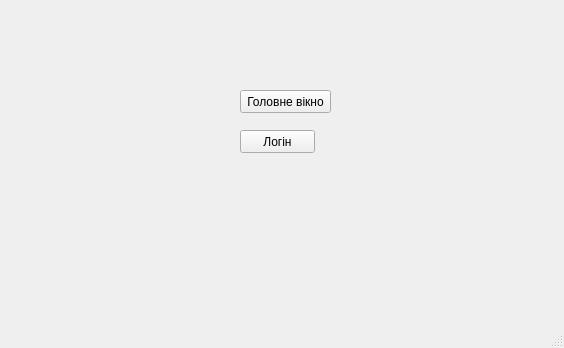
Qt form Лаб 2/Sourse/Client_2lab/reg.ui (KilledByMachine/Proj) before a commit.
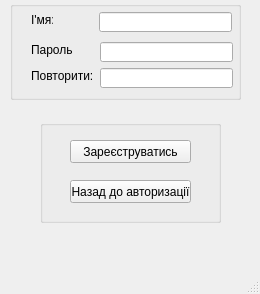
The same form after that commit.

Commit message: +інтерфейс реєстрації

Diff of the .ui file:
```diff
--- a/Лаб 2/Sourse/Client_2lab/reg.ui
+++ b/Лаб 2/Sourse/Client_2lab/reg.ui
@@ -6,39 +6,134 @@
    <rect>
     <x>0</x>
     <y>0</y>
-    <width>564</width>
-    <height>348</height>
+    <width>260</width>
+    <height>294</height>
    </rect>
   </property>
   <property name="windowTitle">
    <string>Регєстрація</string>
   </property>
   <widget class="QWidget" name="centralwidget">
-   <widget class="QPushButton" name="pushButton">
+   <widget class="QGroupBox" name="groupBox">
     <property name="geometry">
      <rect>
-      <x>240</x>
-      <y>130</y>
-      <width>75</width>
-      <height>23</height>
+      <x>10</x>
+      <y>1</y>
+      <width>231</width>
+      <height>99</height>
      </rect>
     </property>
-    <property name="text">
-     <string>Логін</string>
+    <property name="title">
+     <string/>
     </property>
+    <widget class="QLineEdit" name="lineEdit_2">
+     <property name="geometry">
+      <rect>
+       <x>90</x>
+       <y>41</y>
+       <width>133</width>
+       <height>20</height>
+      </rect>
+     </property>
+    </widget>
+    <widget class="QLineEdit" name="lineEdit">
+     <property name="geometry">
+      <rect>
+       <x>89</x>
+       <y>11</y>
+       <width>133</width>
+       <height>20</height>
+      </rect>
+     </property>
+    </widget>
+    <widget class="QLineEdit" name="lineEdit_3">
+     <property name="geometry">
+      <rect>
+       <x>90</x>
+       <y>67</y>
+       <width>133</width>
+       <height>20</height>
+      </rect>
+     </property>
+    </widget>
+    <widget class="QLabel" name="label">
+     <property name="geometry">
+      <rect>
+       <x>21</x>
+       <y>11</y>
+       <width>22</width>
+       <height>16</height>
+      </rect>
+     </property>
+     <property name="text">
+      <string>І'мя:</string>
+     </property>
+    </widget>
+    <widget class="QLabel" name="label_2">
+     <property name="geometry">
+      <rect>
+       <x>21</x>
+       <y>41</y>
+       <width>41</width>
+       <height>16</height>
+      </rect>
+     </property>
+     <property name="text">
+      <string>Пароль:</string>
+     </property>
+    </widget>
+    <widget class="QLabel" name="label_3">
+     <property name="geometry">
+      <rect>
+       <x>21</x>
+       <y>67</y>
+       <width>98</width>
+       <height>16</height>
+      </rect>
+     </property>
+     <property name="text">
+      <string>Повторити:</string>
+     </property>
+    </widget>
    </widget>
-   <widget class="QPushButton" name="pushButton_2">
+   <widget class="QGroupBox" name="groupBox_2">
     <property name="geometry">
      <rect>
-      <x>240</x>
-      <y>90</y>
-      <width>91</width>
-      <height>23</height>
+      <x>40</x>
+      <y>120</y>
+      <width>181</width>
+      <height>103</height>
      </rect>
     </property>
-    <property name="text">
-     <string>Головне вікно</string>
+    <property name="title">
+     <string/>
     </property>
+    <widget class="QPushButton" name="pushButton_2">
+     <property name="geometry">
+      <rect>
+       <x>30</x>
+       <y>20</y>
+       <width>121</width>
+       <height>23</height>
+      </rect>
+     </property>
+     <property name="text">
+      <string>Зареєструватись</string>
+     </property>
+    </widget>
+    <widget class="QPushButton" name="pushButton">
+     <property name="geometry">
+      <rect>
+       <x>30</x>
+       <y>60</y>
+       <width>121</width>
+       <height>23</height>
+      </rect>
+     </property>
+     <property name="text">
+      <string>Назад до авторизації</string>
+     </property>
+    </widget>
    </widget>
   </widget>
   <widget class="QMenuBar" name="menubar">
```
Left out of the diff: 6 changed lines with no effect on the pictures.
